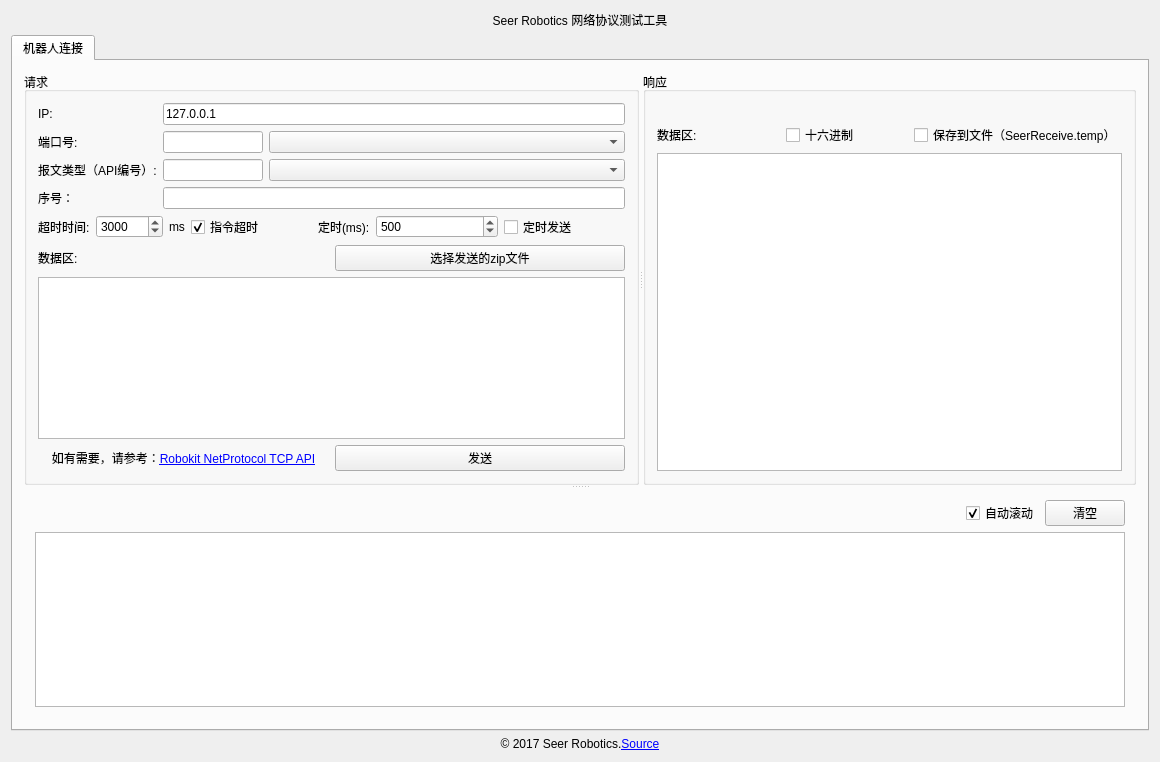
seer-robotics/SeerTCPTest, file SCTcpToolWidget.ui: the form before one commit.
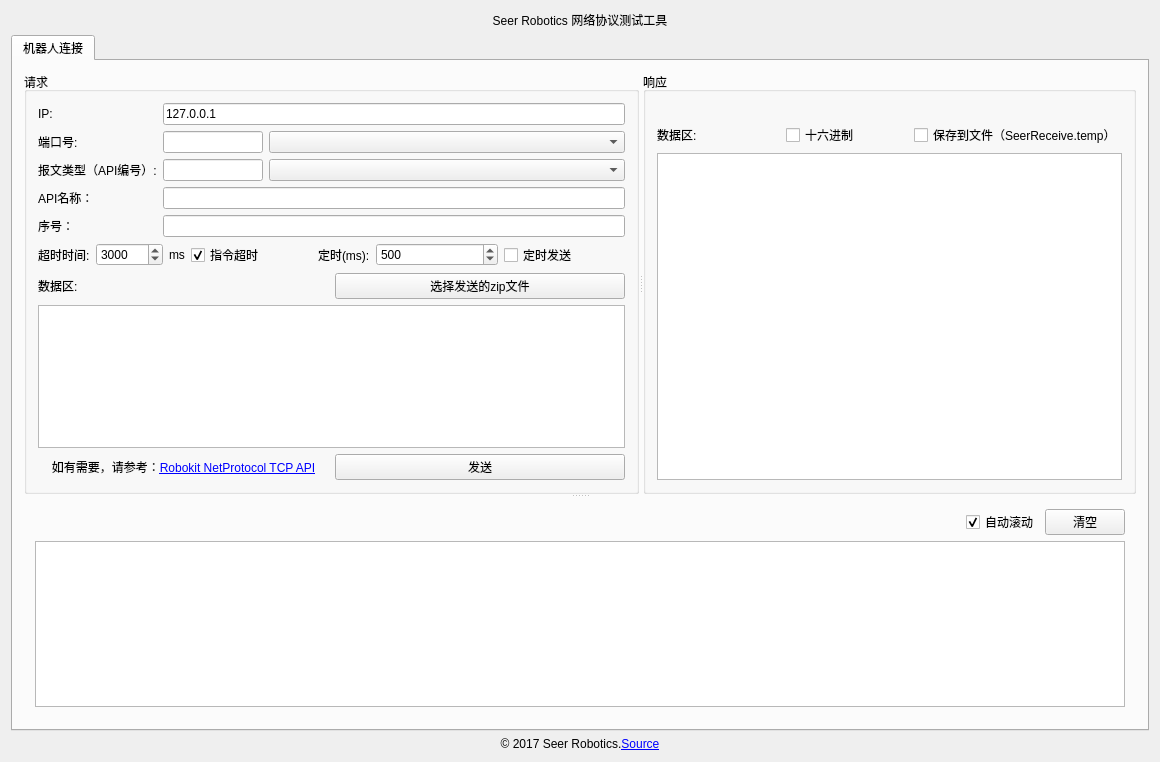
The form after the commit.

Commit message: 增加显示API名称

Patch:
```diff
--- a/SCTcpToolWidget.ui
+++ b/SCTcpToolWidget.ui
@@ -138,16 +138,6 @@
                 </item>
                </layout>
               </item>
-              <item row="3" column="0">
-               <widget class="QLabel" name="label_4">
-                <property name="text">
-                 <string>序号：</string>
-                </property>
-               </widget>
-              </item>
-              <item row="3" column="1">
-               <widget class="QLineEdit" name="lineEdit_number"/>
-              </item>
               <item row="1" column="1">
                <layout class="QHBoxLayout" name="horizontalLayout_11">
                 <item>
@@ -190,6 +180,26 @@
                 </item>
                </layout>
               </item>
+              <item row="4" column="1">
+               <widget class="QLineEdit" name="lineEdit_number"/>
+              </item>
+              <item row="4" column="0">
+               <widget class="QLabel" name="label_4">
+                <property name="text">
+                 <string>序号：</string>
+                </property>
+               </widget>
+              </item>
+              <item row="3" column="0">
+               <widget class="QLabel" name="label_13">
+                <property name="text">
+                 <string>API名称：</string>
+                </property>
+               </widget>
+              </item>
+              <item row="3" column="1">
+               <widget class="QLineEdit" name="lineEdit_commandName"/>
+              </item>
              </layout>
             </item>
             <item>
```
The commit also changes 1 other file.
